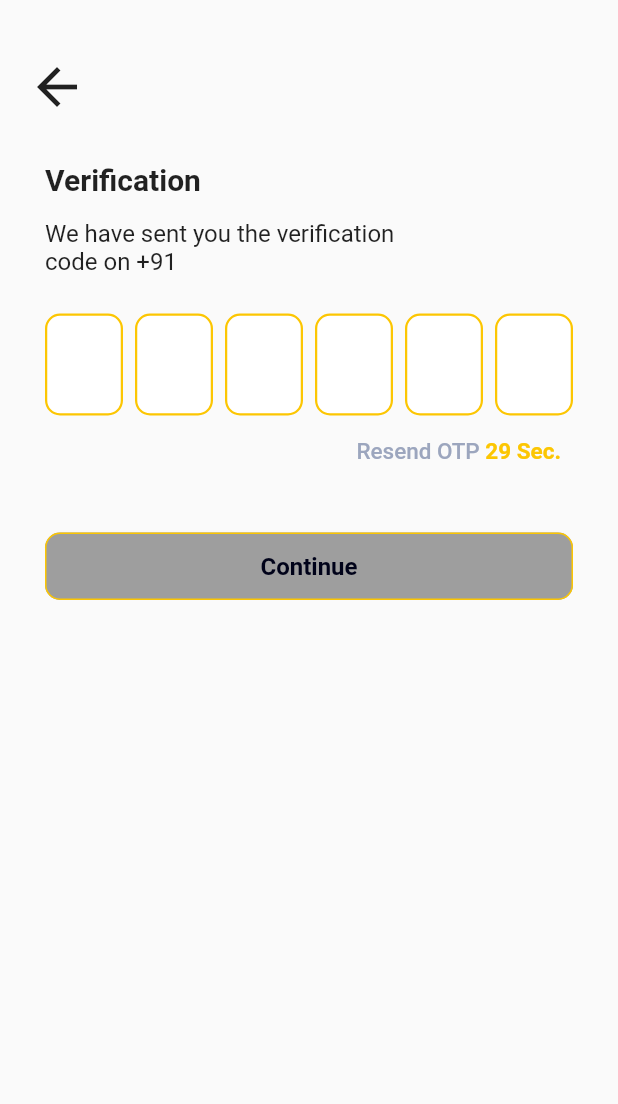
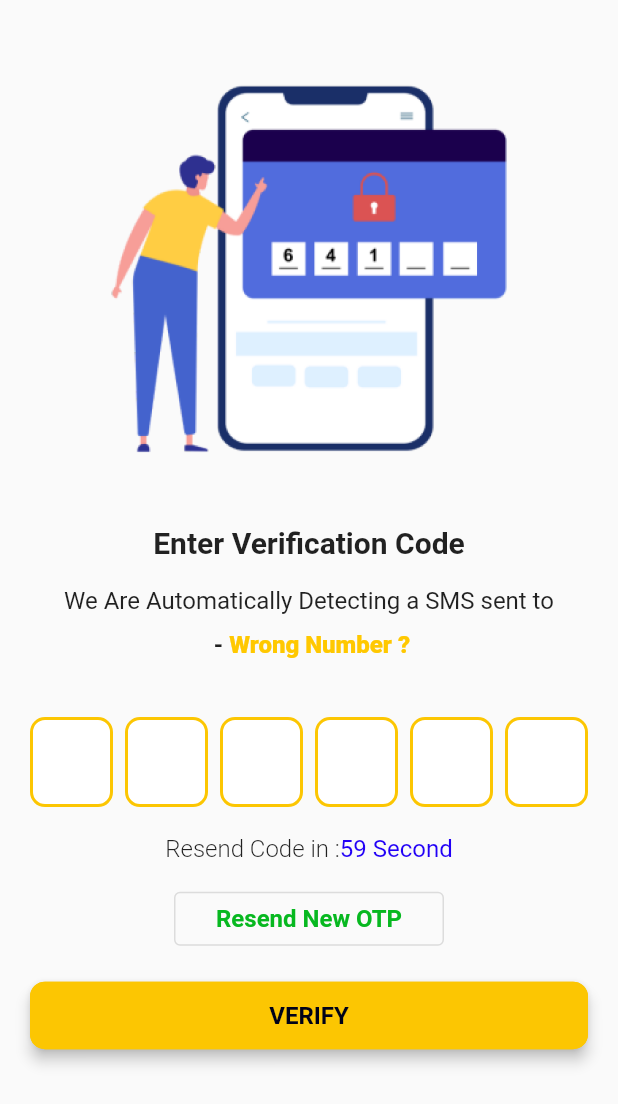
Before and after one commit to DilshadAlam98/Takse-New-Flutter-, a Flutter app: the VerifyOtpScreen screen opened by its route, on a phone screen of 412 x 824 dp. Shown: the top 1104 px of the screen. Run offline on Flutter 3.47's test engine with Material 3 defaults, Android fonts, the phone set to English and light mode, and no system bars; drawn by our look-alikes of pinput; our stand-ins replace cached_network_image, dio, dropdown_button2, flutter_carousel_widget, flutter_screenutil, flutter_spinkit and 3 more; missing offline and left inert: screwdriver; accounts and stored records are empty; network calls fail; statements that could not run were skipped.

Commit message:
screen binded for navigation

```diff
--- a/lib/core/constant/api_const.dart
+++ b/lib/core/constant/api_const.dart
@@ -4,6 +4,7 @@ class ApiConst {
   static const String baseUrl = "https://app.takse.in/app/";
   static const String checkNumber = "check-number";
   static const String verifyOTP = "verify-otp";
+  static const String verifyMPIM = "verify-mpin";
   static const String states = "states";
   static const String districts = "districts";
   static const String cities = "cities";
--- a/lib/core/constant/asset_const.dart
+++ b/lib/core/constant/asset_const.dart
@@ -37,4 +37,5 @@ class AssetConst {
   static const String leader = 'assets/images/leaders.png';
   static const String question = 'assets/images/question.png';
   static const String wallet = 'assets/images/wallet.png';
+  static const String otp = 'assets/images/otp.png';
 }
--- a/lib/core/routes/route_const.dart
+++ b/lib/core/routes/route_const.dart
@@ -5,4 +5,5 @@ class RouteConst {
   static const String whoYouAre = "/who-you-are";
   static const String registration = "/registration";
   static const String forgetPassword = "/forgetPassword";
+  static const String homeScreen = "/home-screen";
 }
--- a/lib/core/theme/app_colors.dart
+++ b/lib/core/theme/app_colors.dart
@@ -3,12 +3,15 @@ import 'package:flutter/material.dart';
 class AppColors {
   const AppColors._();
   static Color yellow = const Color(0xffFFFF00);
+  static Color yellow1 = const Color(0xffFFC800);
+
   static Color deepYellow = const Color(0xffFCC602);
   static Color black = const Color(0xff000219);
   static Color red = const Color(0xffff0006);
   static Color grey = const Color(0xff9CA6BE);
   static Color defaultGrey = Colors.grey;
   static Color lightBlue = const Color(0xff5669FF);
+  static Color blue = const Color(0xff2100F6);
   // static Color white = const Color(0x00FFFEFE);
   static Color lightBlack = const Color(0xff120D26);
   static Color white = const Color(0xffFFFFFF);
--- a/lib/core/theme/app_text_style.dart
+++ b/lib/core/theme/app_text_style.dart
@@ -128,8 +128,10 @@ class _MyTextStyle extends TextStyle {
   _MyTextStyle get grey => _MyTextStyle(copyWith(color: AppColors.grey));
 
   _MyTextStyle get yellow => _MyTextStyle(copyWith(color: AppColors.yellow));
+  _MyTextStyle get yellow1 => _MyTextStyle(copyWith(color: AppColors.yellow1));
   _MyTextStyle get lightBlue => _MyTextStyle(copyWith(color: AppColors.lightBlue));
   _MyTextStyle get lightBlack => _MyTextStyle(copyWith(color: AppColors.lightBlack));
+  _MyTextStyle get blue => _MyTextStyle(copyWith(color: AppColors.blue));
 
   _MyTextStyle get deepYellow => _MyTextStyle(copyWith(color: AppColors.deepYellow));
 
--- a/lib/src/features/auth/controller/registration_controller.dart
+++ b/lib/src/features/auth/controller/registration_controller.dart
@@ -102,7 +102,7 @@ class RegistrationController extends GetxController {
 
   @override
   void onInit() {
-    // userTypeEntity = Get.arguments['userType'];
+    userTypeEntity = Get.arguments['userType'];
     getStates();
     super.onInit();
   }
--- a/lib/src/features/auth/screens/verify_otp_screen.dart
+++ b/lib/src/features/auth/screens/verify_otp_screen.dart
@@ -1,12 +1,15 @@
+import 'package:flutter/gestures.dart';
 import 'package:flutter/material.dart';
 import 'package:flutter/services.dart';
+import 'package:flutter_screenutil/flutter_screenutil.dart';
 import 'package:get/get.dart';
 import 'package:pinput/pinput.dart';
-import 'package:takse/core/base/navigation.dart';
 import 'package:takse/core/components/primary_button.dart';
-import 'package:takse/core/theme/app_colors.dart';
+import 'package:takse/core/constant/asset_const.dart';
 import 'package:takse/core/theme/app_text_style.dart';
 import 'package:takse/src/features/auth/controller/otp_controller.dart';
+
+import '../../../../core/theme/app_colors.dart';
 
 class VerifyOtpScreen extends GetView<OtpController> {
   const VerifyOtpScreen({super.key});
@@ -14,39 +17,42 @@ class VerifyOtpScreen extends GetView<OtpController> {
   @override
   Widget build(BuildContext context) {
     return Scaffold(
-      // floatingActionButton: FloatingActionButton(
-      //   onPressed: () {},
-      //   child: const Icon(Icons.arrow_back),
-      // ),
       body: SafeArea(
         child: Padding(
-          padding: const EdgeInsets.symmetric(horizontal: 10.0, vertical: 30),
-          child: Column(
-            mainAxisAlignment: MainAxisAlignment.start,
-            crossAxisAlignment: CrossAxisAlignment.start,
+          padding: EdgeInsets.symmetric(horizontal: 20.w, vertical: 30.h),
+          child: ListView(
+            shrinkWrap: true,
             children: [
-              IconButton.filledTonal(
-                onPressed: () => goBack(),
-                icon: const Icon(Icons.arrow_back_outlined, size: 40),
+              Image.asset(AssetConst.otp),
+              SizedBox(height: 20.h),
+              Text(
+                "Enter Verification Code",
+                textAlign: TextAlign.center,
+                style: AppTextStyle.headline.large,
               ),
-              const SizedBox(height: 30),
-              Padding(
-                padding: const EdgeInsets.symmetric(horizontal: 20.0),
-                child: GetBuilder<OtpController>(
-                  id: "otp",
-                  builder: (controller) {
-                    return Column(
-                      mainAxisAlignment: MainAxisAlignment.center,
-                      crossAxisAlignment: CrossAxisAlignment.start,
-                      children: [
-                        Text("Verification", style: AppTextStyle.headline.large),
-                        const SizedBox(height: 15),
-                        Text(
-                          "We have sent you the verification\ncode on +91 ${controller.number}",
-                          textAlign: TextAlign.justify,
+              SizedBox(height: 20.h),
+              Text.rich(
+                TextSpan(
+                  text: 'We Are Automatically Detecting a SMS sent to\n',
                   style: AppTextStyle.title.large.regular,
+                  children: <TextSpan>[
+                    TextSpan(
+                      text: '${controller.number} - ',
+                      style: AppTextStyle.title.large.regular.bold,
                     ),
-                        const SizedBox(height: 25),
+                    TextSpan(
+                      text: 'Wrong Number ?',
+                      style: AppTextStyle.title.large.yellow1.copyWith(height: 2),
+                      recognizer: TapGestureRecognizer()
+                        ..onTap = () {
+                          Get.back();
+                        },
+                    ),
+                  ],
+                ),
+                textAlign: TextAlign.center,
+              ),
+              SizedBox(height: 40.h),
               Form(
                   key: controller.formKey,
                   child: Pinput(
@@ -64,7 +70,7 @@ class VerifyOtpScreen extends GetView<OtpController> {
                     showCursor: true,
                     defaultPinTheme: PinTheme(
                       width: 78,
-                              height: 68,
+                      height: 60,
                       textStyle: AppTextStyle.headline.medium,
                       decoration: BoxDecoration(
                         shape: BoxShape.rectangle,
@@ -72,57 +78,56 @@ class VerifyOtpScreen extends GetView<OtpController> {
                         borderRadius: BorderRadius.circular(10),
                         border: Border.all(
                           color: AppColors.deepYellow,
-                                  width: 1.5,
+                          width: 2,
                         ),
                       ),
                     ),
+                  )),
+              SizedBox(height: 20.h),
+              Row(
+                mainAxisAlignment: MainAxisAlignment.center,
+                crossAxisAlignment: CrossAxisAlignment.center,
+                children: [
+                  Text(
+                    "Resend Code in :",
+                    style: AppTextStyle.title.large.lightWeight,
                   ),
+                  Obx(
+                    () {
+                      return Text(
+                        "${controller.seconds.value} Second",
+                        style: AppTextStyle.title.large.regular.blue,
+                      );
+                    },
+                  )
+                ],
               ),
-                        Align(
-                          alignment: Alignment.centerRight,
-                          child: TextButton(
-                            onPressed: controller.showSec.value
-                                ? null
-                                : () {
+              SizedBox(height: 15.h),
+              Row(
+                mainAxisAlignment: MainAxisAlignment.center,
+                children: [
+                  SizedBox(
+                    width: 180.w,
+                    child: OutlinedButton(
+                      onPressed: () {
                         controller.resendOTP();
                       },
-                            child: IntrinsicWidth(
-                              child: Row(
-                                children: [
-                                  Text(
-                                    "Resend OTP",
-                                    style: AppTextStyle.body.large.copyWith(
-                                      color: controller.showSec.value ? AppColors.grey : AppColors.black,
-                                    ),
-                                  ),
-                                  if (controller.showSec.value) ...[
-                                    // Text(" || ", style: AppTextStyle.title.large.grey),
-                                    Text(
-                                      " ${controller.start.value} Sec.",
-                                      style: AppTextStyle.body.large.deepYellow.semiBold,
-                                    ),
-                                  ]
-                                ],
+                      child: Text(
+                        "Resend New OTP",
+                        style: AppTextStyle.title.large.regular.green.bold,
                       ),
                     ),
                   ),
+                ],
               ),
-                        const SizedBox(height: 30),
-                        Obx(
-                          () => PrimaryButton(
-                            text: "Continue",
-                            enable: controller.enableBtn.value,
+              SizedBox(height: 20.h),
+              PrimaryButton(
+                text: "VERIFY",
                 onPressed: () {
                   if (controller.formKey.currentState!.validate()) {
                     controller.verifyOTP();
                   }
                 },
-                          ),
-                        ),
-                      ],
-                    );
-                  },
-                ),
               )
             ],
           ),
--- a/pubspec.yaml
+++ b/pubspec.yaml
@@ -46,6 +46,9 @@ dependencies:
   pinput: ^5.0.0
   dropdown_button2: ^2.3.9
   flutter_carousel_widget: ^3.1.0
+  flutter_screenutil: ^5.9.3
+  url_launcher: ^6.3.1
+
 
 
 dev_dependencies:
```
Also changed, not shown: lib/core/routes/app_pages.dart (+8 -0 lines), lib/main.dart (+15 -7 lines), lib/src/features/auth/controller/auth_controller.dart (+17 -0 lines), lib/src/features/auth/controller/otp_controller.dart (+25 -19 lines), lib/src/features/auth/model/login_with_password_req.dart (added, +17 -0 lines), lib/src/features/auth/model/login_with_password_res.dart (added, +20 -0 lines), lib/src/features/auth/screens/enter_your_mobile_screen.dart (+37 -14 lines), lib/src/features/auth/screens/registration_screen.dart (+7 -7 lines), lib/src/features/auth/screens/select_user_screen.dart (+17 -21 lines), lib/src/source/api_source.dart (+15 -1 lines), lib/src/utils/common_utils.dart (added, +17 -0 lines), assets/images/otp.png (added), pubspec.lock. Lines whose indentation alone changed are shown as unchanged.
